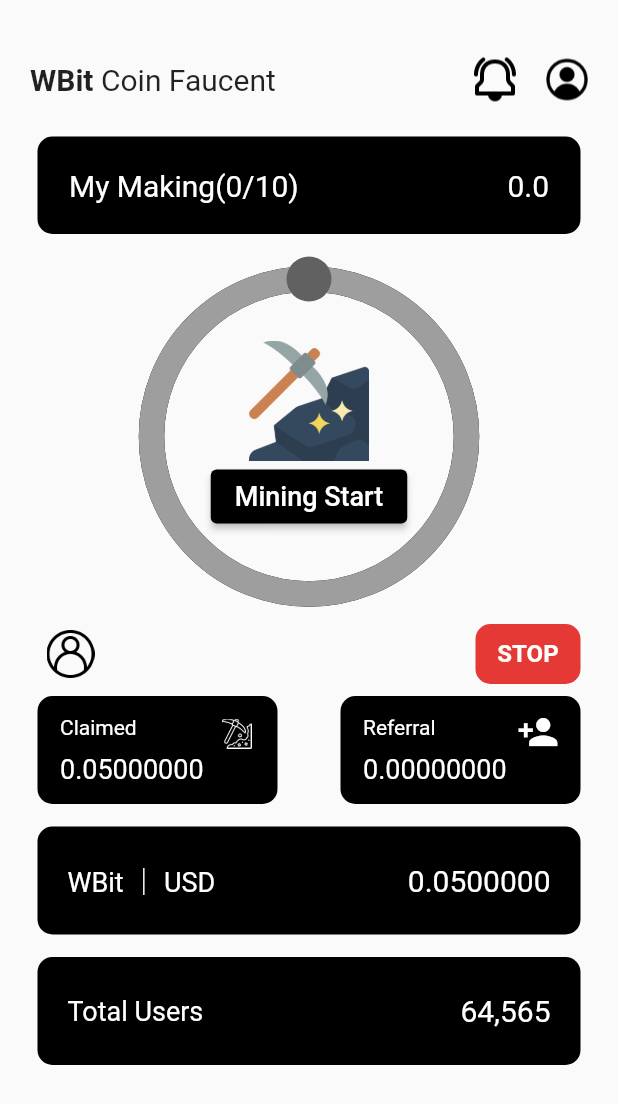
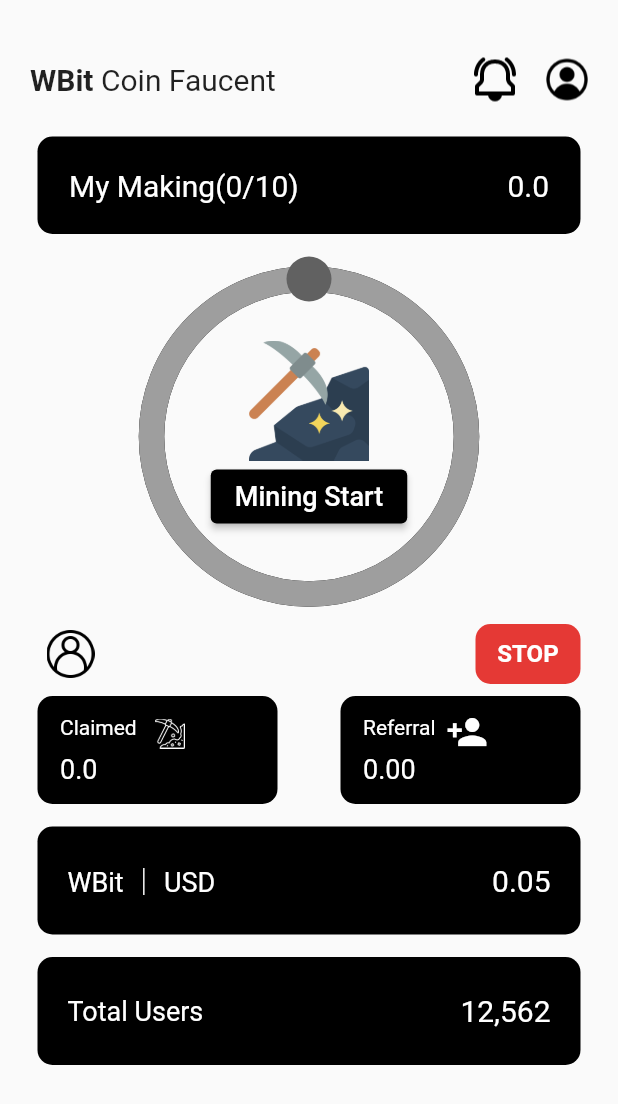
Before and after one commit to mym1986/flutter_miningwallet, a Flutter app: the Body screen opened directly, on a phone screen of 412 x 824 dp. Shown: the top 1104 px of the screen. Run offline on Flutter 3.47's test engine with Material 2 defaults, Android fonts, the light colour scheme and no system bars; our stand-ins replace dio, firebase_auth, firebase_core, flutter_secure_storage, flutter_svg, google_sign_in and 1 more; accounts and stored records are empty.

Commit message:
commit 21-07-29

```diff
--- a/lib/repository/CoinRepository.dart
+++ b/lib/repository/CoinRepository.dart
@@ -22,6 +22,7 @@ class CoinRepository{
   Uri updateMiningUrl = Uri.parse('$mainUrl/mining/updateMiningStatus');
   Uri getMiningUrl = Uri.parse('$mainUrl/mining/getMiningStatus');
   Uri getMiningTop100Url = Uri.parse('$mainUrl/mining/getMiningTop100');
+  Uri getMiningHistoryUrl = Uri.parse('$mainUrl/mining/getMiningHistory');
 
   final Dio _dio = Dio();
 
@@ -68,7 +69,10 @@ class CoinRepository{
       double miningValue = map["data"]["miningValue"];
       double amount = map["data"]["amount"];
       int todayCount = map["data"]["todayCount"];
-      Map<String, String> resultMap = {"miningValue" : miningValue.toString(), "amount" : amount.toString(), "todayCount" : todayCount.toString()};
+      double todayAmount = map["data"]["todayAmount"];
+      Map<String, String> resultMap =
+        {"miningValue" : miningValue.toString(), "amount" : amount.toString(),
+          "todayCount" : todayCount.toString(), "todayAmount" : todayAmount.toString()};
       return resultMap;
     } catch (exception) {
       print(response.body);
--- a/lib/screens/MainScreen/components/body.dart
+++ b/lib/screens/MainScreen/components/body.dart
@@ -28,6 +28,7 @@ class _BodyState extends State<Body> with SingleTickerProviderStateMixin {
   bool isMining = false;
   double myValue = 0.0;
   int todayCount = 0;
+  double todayAmount = 0.0;
   @override
   void initState() {
     super.initState();
@@ -46,6 +47,9 @@ class _BodyState extends State<Body> with SingleTickerProviderStateMixin {
                     }
                     if (int.parse(result["todayCount"]) > 0) {
                       todayCount = int.parse(result["todayCount"]);
+                    }
+                    if (double.parse(result["todayAmount"]) > 0) {
+                      todayAmount = double.parse(result["todayAmount"]);
                     }
                     controller.reverse(from: 1 - value);
                     // controller.value = 1 - value;
@@ -219,7 +223,7 @@ class _BodyState extends State<Body> with SingleTickerProviderStateMixin {
               "My Making(" + todayCount.toString() + "/10)",
               style: TextStyle(color: Colors.white, fontSize: 20),
             ),
-            Text(myValue.toString(),
+            Text(todayAmount.toString(),
                 style: TextStyle(color: Colors.white, fontSize: 20)),
           ],
         ),
@@ -362,7 +366,7 @@ class _BodyState extends State<Body> with SingleTickerProviderStateMixin {
               Text("Claimed",
                   style: TextStyle(color: Colors.white, fontSize: 14)),
               SizedBox(height: 9),
-              Text("0.05000000",
+              Text(myValue.toString(),
                   style: TextStyle(color: Colors.white, fontSize: 18)),
             ],
           ),
@@ -402,7 +406,7 @@ class _BodyState extends State<Body> with SingleTickerProviderStateMixin {
                 Text("Referral",
                     style: TextStyle(color: Colors.white, fontSize: 14)),
                 SizedBox(height: 9),
-                Text("0.00000000",
+                Text("0.00",
                     style: TextStyle(color: Colors.white, fontSize: 18)),
               ],
             ),
@@ -442,7 +446,7 @@ class _BodyState extends State<Body> with SingleTickerProviderStateMixin {
               style: TextStyle(color: Colors.white, fontSize: 18),
             ),
             Text(
-              "0.0500000",
+              "0.05",
               style: TextStyle(color: Colors.white, fontSize: 20),
             ),
           ],
@@ -469,7 +473,7 @@ class _BodyState extends State<Body> with SingleTickerProviderStateMixin {
               style: TextStyle(color: Colors.white, fontSize: 18),
             ),
             Text(
-              "64,565",
+              "12,562",
               style: TextStyle(color: Colors.white, fontSize: 20),
             ),
           ],
```
